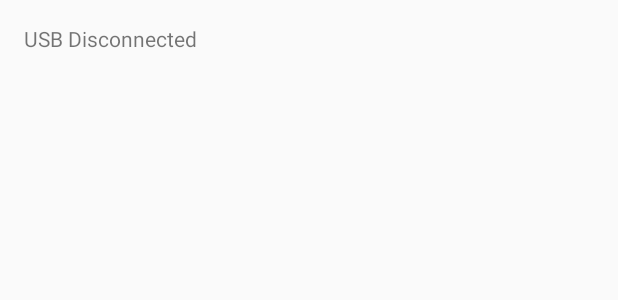
After one commit to ga-adi/Notifications-HW, an Android app: the layout activity_usb.xml on its own in the app's theme, with its tools: preview values and no code run, on a phone screen of 412 x 824 dp. The commit adds this screen. Shown: the top 300 px of the screen. Run offline under Robolectric (Android 15) with nearby library versions, the phone set to English and light mode, and no system bars.

Commit message:
Bottom3 done

```diff
--- a/NotificationsHW/app/src/main/AndroidManifest.xml
+++ b/NotificationsHW/app/src/main/AndroidManifest.xml
@@ -18,6 +18,7 @@
                 <category android:name="android.intent.category.LAUNCHER" />
             </intent-filter>
         </activity>
+        <activity android:name=".USBActivity"></activity>
     </application>
 
 </manifest>
--- /dev/null
+++ b/NotificationsHW/app/src/main/res/layout/activity_usb.xml
@@ -0,0 +1,17 @@
+<?xml version="1.0" encoding="utf-8"?>
+<RelativeLayout xmlns:android="http://schemas.android.com/apk/res/android"
+    xmlns:tools="http://schemas.android.com/tools"
+    android:layout_width="match_parent"
+    android:layout_height="match_parent"
+    android:paddingBottom="@dimen/activity_vertical_margin"
+    android:paddingLeft="@dimen/activity_horizontal_margin"
+    android:paddingRight="@dimen/activity_horizontal_margin"
+    android:paddingTop="@dimen/activity_vertical_margin"
+    tools:context="com.example.jafoole.notificationshw.USBActivity">
+
+    <TextView
+        android:layout_width="match_parent"
+        android:layout_height="match_parent"
+        android:text="USB Disconnected"/>
+
+</RelativeLayout>
```
Also changed, not shown: NotificationsHW/app/src/main/java/com/example/jafoole/notificationshw/MainActivity.java (+41 -8 lines), NotificationsHW/app/src/main/java/com/example/jafoole/notificationshw/USBActivity.java (added, +13 -0 lines).
